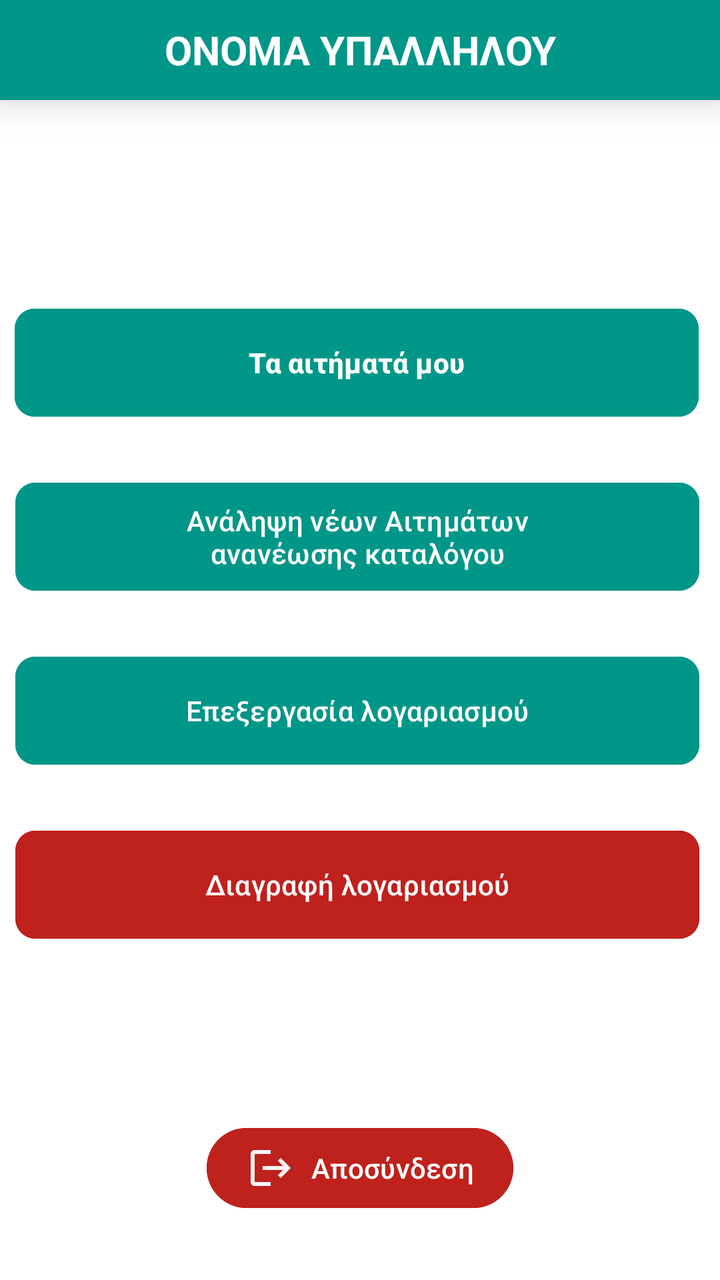
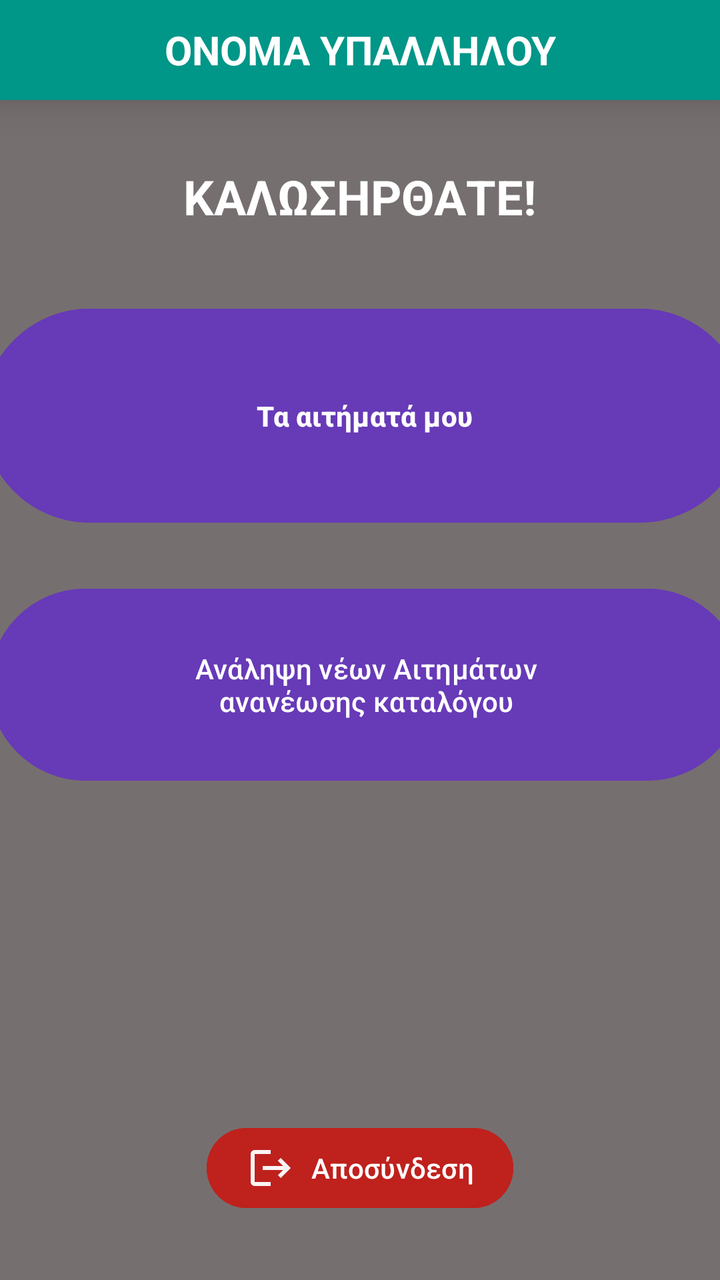

Before-and-after screenshots of an Android layout around one commit, followed by the original layout XML and the change that was made.
<!-- AndroidManifest.xml: application theme Theme.Team21 -->
<!-- res/layout/activity_update_catalogue_employee_menu.xml -->
<?xml version="1.0" encoding="utf-8"?>
<androidx.constraintlayout.widget.ConstraintLayout xmlns:android="http://schemas.android.com/apk/res/android"
    xmlns:app="http://schemas.android.com/apk/res-auto"
    xmlns:tools="http://schemas.android.com/tools"
    android:id="@+id/UpdateCatalogueEmployeeMenu"
    android:layout_width="match_parent"
    android:layout_height="match_parent"
    android:background="#FFFFFF"
    tools:context=".view.employee.updateCatalogueEmployee.updateCatalogueEmployeeMenu.UpdateCatalogueEmployeeMenuActivity">

    <TextView
        android:id="@+id/txtUptCatEmpMenuName"
        android:layout_width="0dp"
        android:layout_height="50dp"
        android:background="#009688"
        android:elevation="12dp"
        android:gravity="center"
        android:text="ΟΝΟΜΑ ΥΠΑΛΛΗΛΟΥ"
        android:textColor="#FFFFFF"
        android:textSize="20sp"
        android:textStyle="bold"
        app:layout_constraintEnd_toEndOf="parent"
        app:layout_constraintStart_toStartOf="parent"
        app:layout_constraintTop_toTopOf="parent" />

    <TextView
        android:id="@+id/txtUptCatEmpMenuWelcomeMessage"
        android:layout_width="wrap_content"
        android:layout_height="wrap_content"
        android:layout_marginTop="32dp"
        android:text="ΚΑΛΩΣΗΡΘΑΤΕ!"
        android:textColor="#FFFFFF"
        android:textSize="24sp"
        android:textStyle="bold"
        app:layout_constraintEnd_toEndOf="parent"
        app:layout_constraintStart_toStartOf="parent"
        app:layout_constraintTop_toBottomOf="@+id/txtUptCatEmpMenuName" />

    <Button
        android:id="@+id/btnUptCatEmpMenuAssignedRequests"
        android:layout_width="342dp"
        android:layout_height="62dp"
        android:layout_marginTop="36dp"
        android:backgroundTint="#009688"
        android:text="Τα αιτήματά μου"
        android:textStyle="bold"
        app:cornerRadius="10dp"
        app:layout_constraintEnd_toEndOf="parent"
        app:layout_constraintHorizontal_bias="0.413"
        app:layout_constraintStart_toStartOf="parent"
        app:layout_constraintTop_toBottomOf="@+id/txtUptCatEmpMenuWelcomeMessage" />

    <Button
        android:id="@+id/btnUptCatEmpMenuProcessAccount"
        android:layout_width="342dp"
        android:layout_height="62dp"
        android:layout_marginTop="25dp"
        android:backgroundTint="#009688"
        android:text="Επεξεργασία λογαριασμού"
        app:cornerRadius="10dp"
        app:layout_constraintEnd_toEndOf="parent"
        app:layout_constraintHorizontal_bias="0.42"
        app:layout_constraintStart_toStartOf="parent"
        app:layout_constraintTop_toBottomOf="@+id/btnUptCatEmpMenuAssignNewRequest" />

    <Button
        android:id="@+id/btnUptCatEmpMenuDeleteAccount"
        android:layout_width="342dp"
        android:layout_height="62dp"
        android:layout_marginTop="25dp"
        android:backgroundTint="#BF211D"
        android:text="Διαγραφή λογαριασμού"
        app:cornerRadius="10dp"
        app:layout_constraintEnd_toEndOf="parent"
        app:layout_constraintHorizontal_bias="0.42"
        app:layout_constraintStart_toStartOf="parent"
        app:layout_constraintTop_toBottomOf="@+id/btnUptCatEmpMenuProcessAccount" />

    <Button
        android:id="@+id/btnUptCatEmpMenuAssignNewRequest"
        android:layout_width="342dp"
        android:layout_height="62dp"
        android:layout_marginTop="25dp"
        android:backgroundTint="#009688"
        android:text="Ανάληψη νέων Αιτημάτων\nανανέωσης καταλόγου"
        app:cornerRadius="10dp"
        app:layout_constraintEnd_toEndOf="parent"
        app:layout_constraintHorizontal_bias="0.42"
        app:layout_constraintStart_toStartOf="parent"
        app:layout_constraintTop_toBottomOf="@+id/btnUptCatEmpMenuAssignedRequests" />

    <Button
        android:id="@+id/btnUptCatEmpMenuLogout"
        android:layout_width="wrap_content"
        android:layout_height="wrap_content"
        android:layout_marginBottom="32dp"
        android:backgroundTint="#BF211D"
        android:drawableLeft="@drawable/account_logout"
        android:elevation="8dp"
        android:paddingStart="20dp"
        android:paddingEnd="20dp"
        android:text="Αποσύνδεση"
        app:cornerRadius="20dp"
        app:layout_constraintBottom_toBottomOf="parent"
        app:layout_constraintEnd_toEndOf="parent"
        app:layout_constraintStart_toStartOf="parent" />

</androidx.constraintlayout.widget.ConstraintLayout>
<!-- resources referenced by this layout -->
<resources>
  <!-- drawable account_logout (drawable) -->
  <vector xmlns:android="http://schemas.android.com/apk/res/android" android:autoMirrored="true" android:height="24dp" android:tint="#F8F5F5" android:viewportHeight="24" android:viewportWidth="24" android:width="24dp">
        
      <path android:fillColor="@android:color/white" android:pathData="M17,7l-1.41,1.41L18.17,11H8v2h10.17l-2.58,2.58L17,17l5,-5zM4,5h8V3H4c-1.1,0 -2,0.9 -2,2v14c0,1.1 0.9,2 2,2h8v-2H4V5z"/>
      
  </vector>
  <style name="Theme.Team21" parent="Base.Theme.Team21" />
  <style name="Base.Theme.Team21" parent="Theme.Material3.DayNight.NoActionBar">
          
          
      </style>
</resources>

<!-- the commit's change to res/layout/activity_update_catalogue_employee_menu.xml (unified diff, before → after) -->
@@ -5,8 +5,8 @@
     android:id="@+id/UpdateCatalogueEmployeeMenu"
     android:layout_width="match_parent"
     android:layout_height="match_parent"
-    android:background="#FFFFFF"
-    tools:context=".view.employee.updateCatalogueEmployee.updateCatalogueEmployeeMenu.UpdateCatalogueEmployeeMenuActivity">
+    android:background="#766F6F"
+    tools:context=".view.employee.updateCatalogueEmployee.UpdateCatalogueEmployeeMenuActivity">
 
     <TextView
         android:id="@+id/txtUptCatEmpMenuName"
@@ -38,54 +38,26 @@
 
     <Button
         android:id="@+id/btnUptCatEmpMenuAssignedRequests"
-        android:layout_width="342dp"
-        android:layout_height="62dp"
+        android:layout_width="382dp"
+        android:layout_height="115dp"
         android:layout_marginTop="36dp"
-        android:backgroundTint="#009688"
+        android:backgroundTint="#673AB7"
         android:text="Τα αιτήματά μου"
         android:textStyle="bold"
-        app:cornerRadius="10dp"
         app:layout_constraintEnd_toEndOf="parent"
         app:layout_constraintHorizontal_bias="0.413"
         app:layout_constraintStart_toStartOf="parent"
         app:layout_constraintTop_toBottomOf="@+id/txtUptCatEmpMenuWelcomeMessage" />
 
     <Button
-        android:id="@+id/btnUptCatEmpMenuProcessAccount"
-        android:layout_width="342dp"
-        android:layout_height="62dp"
+        android:id="@+id/btnUptCatEmpMenuAssignNewRequest"
+        android:layout_width="377dp"
+        android:layout_height="104dp"
         android:layout_marginTop="25dp"
-        android:backgroundTint="#009688"
-        android:text="Επεξεργασία λογαριασμού"
-        app:cornerRadius="10dp"
+        android:backgroundTint="#673AB7"
+        android:text="Ανάληψη νέων Αιτημάτων\nανανέωσης καταλόγου"
         app:layout_constraintEnd_toEndOf="parent"
-        app:layout_constraintHorizontal_bias="0.42"
-        app:layout_constraintStart_toStartOf="parent"
-        app:layout_constraintTop_toBottomOf="@+id/btnUptCatEmpMenuAssignNewRequest" />
-
-    <Button
-        android:id="@+id/btnUptCatEmpMenuDeleteAccount"
-        android:layout_width="342dp"
-        android:layout_height="62dp"
-        android:layout_marginTop="25dp"
-        android:backgroundTint="#BF211D"
-        android:text="Διαγραφή λογαριασμού"
-        app:cornerRadius="10dp"
-        app:layout_constraintEnd_toEndOf="parent"
-        app:layout_constraintHorizontal_bias="0.42"
-        app:layout_constraintStart_toStartOf="parent"
-        app:layout_constraintTop_toBottomOf="@+id/btnUptCatEmpMenuProcessAccount" />
-
-    <Button
-        android:id="@+id/btnUptCatEmpMenuAssignNewRequest"
-        android:layout_width="342dp"
-        android:layout_height="62dp"
-        android:layout_marginTop="25dp"
-        android:backgroundTint="#009688"
-        android:text="Ανάληψη νέων Αιτημάτων\nανανέωσης καταλόγου"
-        app:cornerRadius="10dp"
-        app:layout_constraintEnd_toEndOf="parent"
-        app:layout_constraintHorizontal_bias="0.42"
+        app:layout_constraintHorizontal_bias="0.352"
         app:layout_constraintStart_toStartOf="parent"
         app:layout_constraintTop_toBottomOf="@+id/btnUptCatEmpMenuAssignedRequests" />
 
